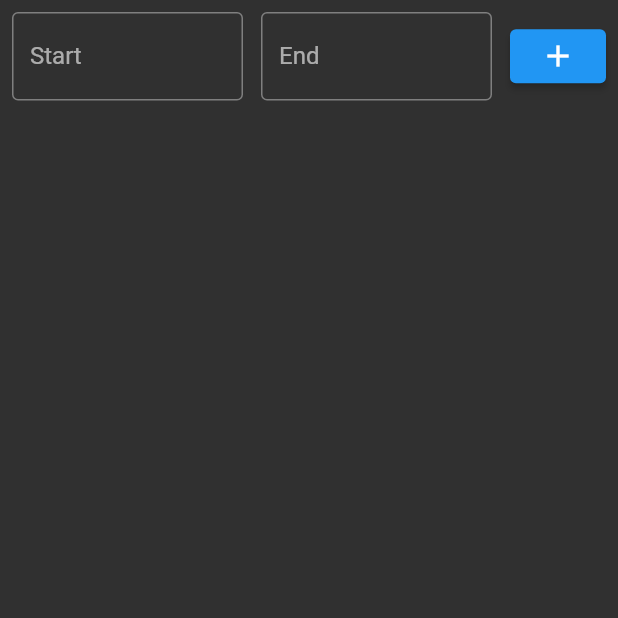
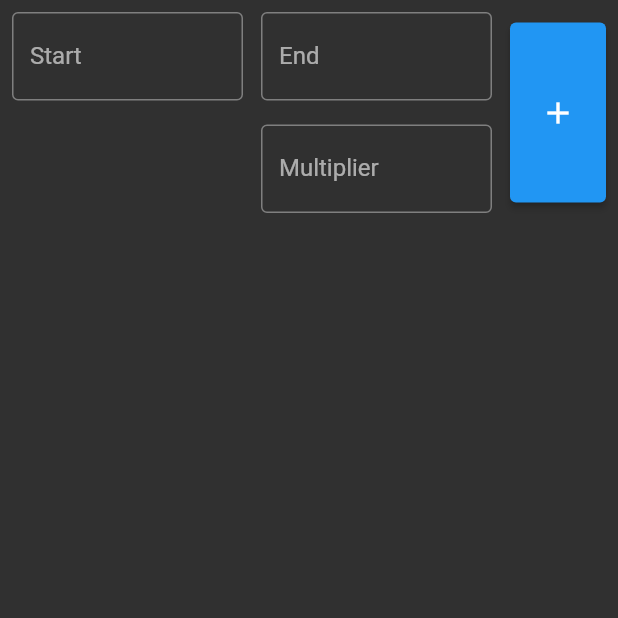
Before and after one commit to icarohs7/TimeCounter, a Flutter app: the screen it shows after launch, after a tap on the "add" icon, on a phone screen of 412 x 824 dp, the top half of it. Run offline on Flutter 3.47's test engine with Material 2 defaults, Android fonts, the phone set to English and light mode, and no system bars; our stand-ins replace flutter_hooks, freezed_annotation, rxdart; missing offline and left inert: core_resources; generated files the repository leaves out were written again.

Commit message:
Add multiplier to calculate the total number of hours multiplied by a certain value
Signed-off-by: Icaro Temponi <icarohs7@gmail.com>

```diff
--- a/lib/app_controller.dart
+++ b/lib/app_controller.dart
@@ -2,6 +2,7 @@ import 'package:rxdart/rxdart.dart';
 import 'package:timecounter/string_time_interval.dart';
 
 class AppController {
-  // ignore: close_sinks
-  final items = BehaviorSubject.seeded(<StringTimeInterval>[]);
+  final items = BehaviorSubject.seeded(<StringTimeInterval>[]); // ignore: close_sinks
+
+  final multiplier = BehaviorSubject<double>(); // ignore: close_sinks
 }
--- a/lib/interval_input.dart
+++ b/lib/interval_input.dart
@@ -26,6 +26,12 @@ class IntervalInput extends StatelessWidget {
     return Row(
       children: [
         Expanded(
+          child: Column(
+            mainAxisSize: MainAxisSize.min,
+            children: [
+              Row(
+                children: [
+                  Expanded(
                     child: Padding(
                       padding: const EdgeInsets.only(left: 8, top: 8, right: 4, bottom: 8),
                       child: TextFormField(
@@ -43,10 +49,35 @@ class IntervalInput extends StatelessWidget {
                       ),
                     ),
                   ),
+                ],
+              ),
+              Row(
+                children: [
+                  Spacer(),
+                  Expanded(
+                    child: Padding(
+                      padding: const EdgeInsets.only(left: 8, top: 8, right: 4, bottom: 8),
+                      child: TextFormField(
+                        onChanged: (v) {
+                          final value = v.toDoubleOrNull();
+                          if (value != null) appController.multiplier.add(value);
+                        },
+                        decoration: decoration.copyWith(labelText: 'Multiplier'),
+                      ),
+                    ),
+                  ),
+                ],
+              ),
+            ],
+          ),
+        ),
         SizedBox(width: 8),
-        ElevatedButton(
+        Container(
+          height: 120,
+          child: ElevatedButton(
             child: Icon(Icons.add),
             onPressed: addInterval,
+          ),
         ),
         SizedBox(width: 8),
       ],
--- a/lib/interval_overview.dart
+++ b/lib/interval_overview.dart
@@ -12,6 +12,12 @@ class IntervalOverview extends HookWidget {
       initialData: appController.items.valueWrapper?.value ?? [],
     );
     final items = intervals.data ?? [];
+
+    final multiplierStream = useStream(
+      appController.multiplier,
+      initialData: appController.multiplier.valueWrapper?.value,
+    );
+    final multiplier = multiplierStream.data;
 
     return Row(
       mainAxisSize: MainAxisSize.min,
@@ -37,7 +43,7 @@ class IntervalOverview extends HookWidget {
             },
           ),
         ),
-        if (items.isNotEmpty) Expanded(child: _ItemsOverview(items)),
+        if (items.isNotEmpty) Expanded(child: _ItemsOverview(items, multiplier: multiplier)),
       ],
     );
   }
@@ -84,8 +90,9 @@ class _IntervalItem extends StatelessWidget {
 }
 
 class _ItemsOverview extends StatelessWidget {
-  const _ItemsOverview(this.items, {Key? key}) : super(key: key);
+  const _ItemsOverview(this.items, {Key? key, this.multiplier}) : super(key: key);
   final List<StringTimeInterval> items;
+  final double? multiplier;
 
   @override
   Widget build(BuildContext context) {
@@ -96,10 +103,13 @@ class _ItemsOverview extends StatelessWidget {
 
     final minutes = totalTime.inMinutes % 60;
     final hours = totalTime.inMinutes ~/ 60;
+    final decimalTime = (hours + (minutes / 60)).toStringAsPrecision(2).toDouble();
+    final multipliedValue = (decimalTime * multiplier!).toStringAsPrecision(2).toDouble();
     return Column(
       children: [
         ListTile(title: Text('$hours Hours and $minutes minutes')),
-        ListTile(title: Text('${(hours + (minutes / 60)).toStringAsPrecision(3)} Hours (decimal)')),
+        ListTile(title: Text('$decimalTime Hours (decimal)')),
+        if (multiplier != null) ListTile(title: Text('Multiplied: $multipliedValue')),
       ],
     );
   }
```
Lines whose indentation alone changed are shown as unchanged.
